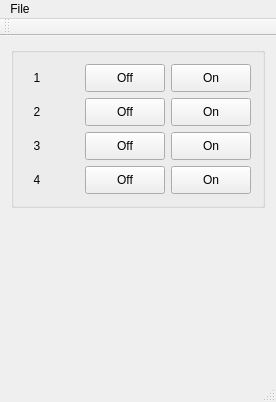
Above: remote/mainwindow.ui from cvilas/envmon before the change. Below: the same form after it.
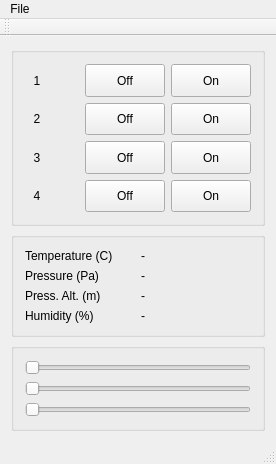
That is the form after the change. Custom widgets are drawn as their Qt base class.

Commit message: added sensing and lamp

What changed in the file:
```diff
--- a/remote/mainwindow.ui
+++ b/remote/mainwindow.ui
@@ -7,7 +7,7 @@
     <x>0</x>
     <y>0</y>
     <width>276</width>
-    <height>402</height>
+    <height>464</height>
    </rect>
   </property>
   <property name="windowTitle">
@@ -251,17 +251,108 @@
      </widget>
     </item>
     <item row="1" column="0">
-     <spacer name="verticalSpacer">
-      <property name="orientation">
-       <enum>Qt::Vertical</enum>
+     <widget class="QGroupBox" name="weatherGroup">
+      <property name="title">
+       <string/>
       </property>
-      <property name="sizeHint" stdset="0">
-       <size>
-        <width>20</width>
-        <height>40</height>
-       </size>
+      <layout class="QGridLayout" name="gridLayout_3">
+       <item row="3" column="0">
+        <widget class="QLabel" name="lblHumid">
+         <property name="text">
+          <string>Humidity (%)</string>
+         </property>
+        </widget>
+       </item>
+       <item row="0" column="0">
+        <widget class="QLabel" name="lblTemp">
+         <property name="text">
+          <string>Temperature (C)</string>
+         </property>
+        </widget>
+       </item>
+       <item row="2" column="0">
+        <widget class="QLabel" name="lblAlt">
+         <property name="text">
+          <string>Press. Alt. (m)</string>
+         </property>
+        </widget>
+       </item>
+       <item row="1" column="0">
+        <widget class="QLabel" name="lblPress">
+         <property name="text">
+          <string>Pressure (Pa)</string>
+         </property>
+        </widget>
+       </item>
+       <item row="0" column="1">
+        <widget class="QLabel" name="tempValue">
+         <property name="text">
+          <string>-</string>
+         </property>
+        </widget>
+       </item>
+       <item row="1" column="1">
+        <widget class="QLabel" name="pressValue">
+         <property name="text">
+          <string>-</string>
+         </property>
+        </widget>
+       </item>
+       <item row="2" column="1">
+        <widget class="QLabel" name="altValue">
+         <property name="text">
+          <string>-</string>
+         </property>
+        </widget>
+       </item>
+       <item row="3" column="1">
+        <widget class="QLabel" name="humidValue">
+         <property name="text">
+          <string>-</string>
+         </property>
+        </widget>
+       </item>
+      </layout>
+     </widget>
+    </item>
+    <item row="2" column="0">
+     <widget class="QGroupBox" name="lightGroup">
+      <property name="title">
+       <string/>
       </property>
-     </spacer>
+      <layout class="QVBoxLayout" name="verticalLayout">
+       <item>
+        <widget class="QSlider" name="redLampValue">
+         <property name="maximum">
+          <number>255</number>
+         </property>
+         <property name="orientation">
+          <enum>Qt::Horizontal</enum>
+         </property>
+        </widget>
+       </item>
+       <item>
+        <widget class="QSlider" name="greenLampValue">
+         <property name="maximum">
+          <number>255</number>
+         </property>
+         <property name="orientation">
+          <enum>Qt::Horizontal</enum>
+         </property>
+        </widget>
+       </item>
+       <item>
+        <widget class="QSlider" name="blueLampValue">
+         <property name="maximum">
+          <number>255</number>
+         </property>
+         <property name="orientation">
+          <enum>Qt::Horizontal</enum>
+         </property>
+        </widget>
+       </item>
+      </layout>
+     </widget>
     </item>
    </layout>
   </widget>
```
The commit also changes 7 other files.
